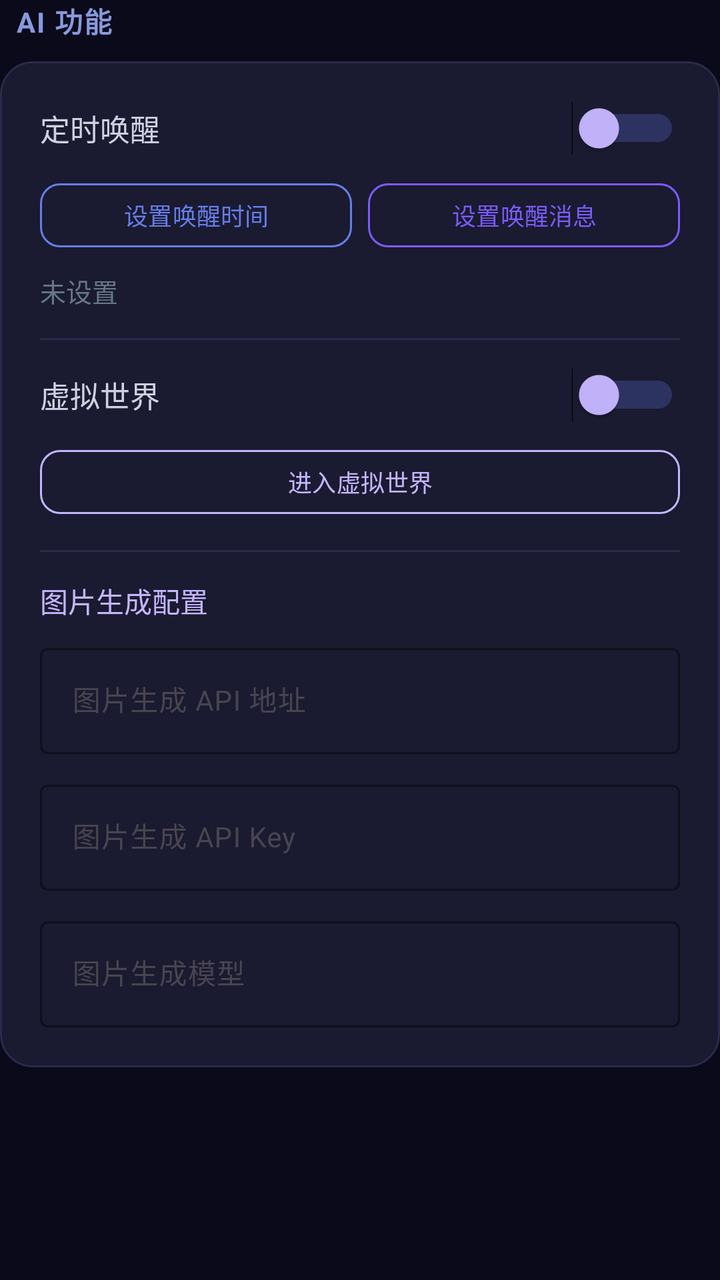
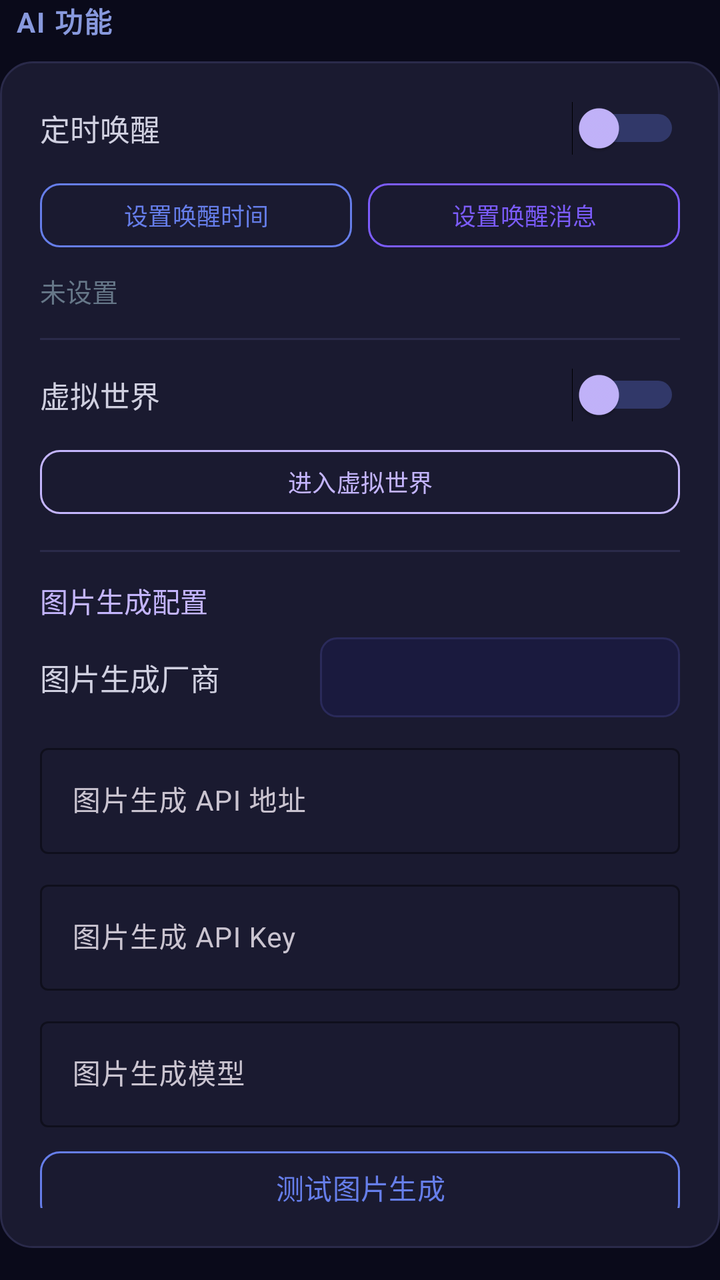

Two renders of the same Android screen: before a commit and after it. Below are the layout's source before the change and the commit's diff.
<!-- AndroidManifest.xml: application theme Theme.Companion -->
<!-- res/layout/item_settings_ai_features.xml -->
<?xml version="1.0" encoding="utf-8"?>
<LinearLayout xmlns:android="http://schemas.android.com/apk/res/android"
    xmlns:app="http://schemas.android.com/apk/res-auto"
    android:layout_width="match_parent"
    android:layout_height="wrap_content"
    android:orientation="vertical">

    <TextView
        android:layout_width="match_parent"
        android:layout_height="wrap_content"
        android:text="  AI 功能"
        android:textSize="14sp"
        android:textStyle="bold"
        android:textColor="#8899dd"
        android:letterSpacing="0.05"
        android:layout_marginBottom="10dp" />

    <FrameLayout
        android:layout_width="match_parent"
        android:layout_height="wrap_content"
        android:layout_marginBottom="16dp"
        android:background="@drawable/bg_settings_card">

        <LinearLayout
            android:layout_width="match_parent"
            android:layout_height="wrap_content"
            android:orientation="vertical"
            android:padding="20dp">

            <LinearLayout
                android:layout_width="match_parent"
                android:layout_height="wrap_content"
                android:orientation="horizontal"
                android:gravity="center_vertical"
                android:layout_marginBottom="10dp">

                <TextView
                    android:layout_width="0dp"
                    android:layout_height="wrap_content"
                    android:layout_weight="1"
                    android:text="定时唤醒"
                    android:textSize="15sp"
                    android:textColor="#d0d0e0" />

                <Switch
                    android:id="@+id/switch_wake_enabled"
                    android:layout_width="wrap_content"
                    android:layout_height="wrap_content"
                    android:trackTint="#667eea"
                    android:thumbTint="#c4b5fd" />
            </LinearLayout>

            <LinearLayout
                android:layout_width="match_parent"
                android:layout_height="wrap_content"
                android:orientation="horizontal"
                android:layout_marginBottom="8dp">

                <com.google.android.material.button.MaterialButton
                    android:id="@+id/btn_set_wake_time"
                    style="@style/Widget.Material3.Button.OutlinedButton"
                    android:layout_width="0dp"
                    android:layout_height="40dp"
                    android:layout_weight="1"
                    android:text="设置唤醒时间"
                    android:textSize="12sp"
                    android:textColor="#667eea"
                    app:strokeColor="#667eea"
                    app:cornerRadius="10dp"
                    android:layout_marginEnd="4dp" />

                <com.google.android.material.button.MaterialButton
                    android:id="@+id/btn_set_wake_message"
                    style="@style/Widget.Material3.Button.OutlinedButton"
                    android:layout_width="0dp"
                    android:layout_height="40dp"
                    android:layout_weight="1"
                    android:text="设置唤醒消息"
                    android:textSize="12sp"
                    android:textColor="#7c5cfc"
                    app:strokeColor="#7c5cfc"
                    app:cornerRadius="10dp"
                    android:layout_marginStart="4dp" />
            </LinearLayout>

            <TextView
                android:id="@+id/tv_wake_info"
                android:layout_width="match_parent"
                android:layout_height="wrap_content"
                android:text="未设置"
                android:textSize="13sp"
                android:textColor="#667788"
                android:layout_marginBottom="14dp" />

            <View
                android:layout_width="match_parent"
                android:layout_height="1dp"
                android:background="#2a2a4a"
                android:layout_marginBottom="14dp" />

            <LinearLayout
                android:layout_width="match_parent"
                android:layout_height="wrap_content"
                android:orientation="horizontal"
                android:gravity="center_vertical"
                android:layout_marginBottom="10dp">

                <TextView
                    android:layout_width="0dp"
                    android:layout_height="wrap_content"
                    android:layout_weight="1"
                    android:text="虚拟世界"
                    android:textSize="15sp"
                    android:textColor="#d0d0e0" />

                <Switch
                    android:id="@+id/switch_virtual_world"
                    android:layout_width="wrap_content"
                    android:layout_height="wrap_content"
                    android:trackTint="#667eea"
                    android:thumbTint="#c4b5fd" />
            </LinearLayout>

            <com.google.android.material.button.MaterialButton
                android:id="@+id/btn_virtual_world"
                style="@style/Widget.Material3.Button.OutlinedButton"
                android:layout_width="match_parent"
                android:layout_height="40dp"
                android:text="进入虚拟世界"
                android:textSize="12sp"
                android:textColor="#c4b5fd"
                app:strokeColor="#c4b5fd"
                app:cornerRadius="10dp"
                android:layout_marginBottom="14dp" />

            <View
                android:layout_width="match_parent"
                android:layout_height="1dp"
                android:background="#2a2a4a"
                android:layout_marginBottom="14dp" />

            <TextView
                android:layout_width="match_parent"
                android:layout_height="wrap_content"
                android:text="图片生成配置"
                android:textSize="14sp"
                android:textColor="#c4b5fd"
                android:layout_marginBottom="8dp" />

            <com.google.android.material.textfield.TextInputLayout
                android:layout_width="match_parent"
                android:layout_height="wrap_content"
                android:hint="图片生成 API 地址"
                app:boxBackgroundColor="@android:color/transparent"
                app:boxStrokeColor="#667eea"
                app:hintTextColor="#667eea"
                android:layout_marginBottom="10dp">

                <com.google.android.material.textfield.TextInputEditText
                    android:id="@+id/et_image_api_url"
                    android:layout_width="match_parent"
                    android:layout_height="wrap_content"
                    android:textSize="14sp"
                    android:textColor="#d0d0e0"
                    android:textColorHint="#667788" />
            </com.google.android.material.textfield.TextInputLayout>

            <com.google.android.material.textfield.TextInputLayout
                android:layout_width="match_parent"
                android:layout_height="wrap_content"
                android:hint="图片生成 API Key"
                app:boxBackgroundColor="@android:color/transparent"
                app:boxStrokeColor="#667eea"
                app:hintTextColor="#667eea"
                android:layout_marginBottom="10dp">

                <com.google.android.material.textfield.TextInputEditText
                    android:id="@+id/et_image_api_key"
                    android:layout_width="match_parent"
                    android:layout_height="wrap_content"
                    android:textSize="14sp"
                    android:textColor="#d0d0e0"
                    android:textColorHint="#667788"
                    android:inputType="textPassword" />
            </com.google.android.material.textfield.TextInputLayout>

            <com.google.android.material.textfield.TextInputLayout
                android:layout_width="match_parent"
                android:layout_height="wrap_content"
                android:hint="图片生成模型"
                app:boxBackgroundColor="@android:color/transparent"
                app:boxStrokeColor="#667eea"
                app:hintTextColor="#667eea">

                <com.google.android.material.textfield.TextInputEditText
                    android:id="@+id/et_image_model"
                    android:layout_width="match_parent"
                    android:layout_height="wrap_content"
                    android:textSize="14sp"
                    android:textColor="#d0d0e0"
                    android:textColorHint="#667788" />
            </com.google.android.material.textfield.TextInputLayout>
        </LinearLayout>
    </FrameLayout>

</LinearLayout>
<!-- resources referenced by this layout -->
<resources>
  <style name="Theme.Companion" parent="Theme.Material3.DayNight.NoActionBar">
          <item name="colorPrimary">@color/accent_blue</item>
          <item name="colorPrimaryVariant">@color/purple_700</item>
          <item name="colorOnPrimary">@color/white</item>
          <item name="colorSecondary">@color/accent_cyan</item>
          <item name="colorSecondaryVariant">@color/teal_700</item>
          <item name="colorSurface">@color/surface_dark</item>
          <item name="colorOnSurface">@color/text_primary</item>
          <item name="android:statusBarColor">@color/bg_start</item>
          <item name="android:navigationBarColor">@color/bg_start</item>
          <item name="android:windowBackground">@color/bg_start</item>
  
          <item name="android:activityOpenEnterAnimation">@anim/slide_in_right</item>
          <item name="android:activityOpenExitAnimation">@anim/fade_out</item>
          <item name="android:activityCloseEnterAnimation">@anim/fade_in</item>
          <item name="android:activityCloseExitAnimation">@anim/slide_out_left</item>
  
          <item name="android:windowEnterTransition">@android:transition/fade</item>
          <item name="android:windowExitTransition">@android:transition/fade</item>
  
          <item name="android:colorEdgeEffect">@color/accent_purple</item>
      </style>
  <color name="accent_blue">#667eea</color>
  <color name="white">#FFFFFFFF</color>
  <color name="accent_cyan">#64ffda</color>
  <color name="teal_700">#FF018786</color>
  <color name="surface_dark">#14142a</color>
  <color name="text_primary">#ececf4</color>
  <color name="bg_start">#0a0a1a</color>
  <!-- unchanged entries left out for length: 3 -->
</resources>

<!-- the commit's change to res/layout/item_settings_ai_features.xml (unified diff, before → after) -->
@@ -147,6 +147,30 @@
                 android:textColor="#c4b5fd"
                 android:layout_marginBottom="8dp" />
 
+            <LinearLayout
+                android:layout_width="match_parent"
+                android:layout_height="wrap_content"
+                android:orientation="horizontal"
+                android:gravity="center_vertical"
+                android:layout_marginBottom="10dp">
+
+                <TextView
+                    android:layout_width="0dp"
+                    android:layout_height="wrap_content"
+                    android:layout_weight="1"
+                    android:text="图片生成厂商"
+                    android:textSize="15sp"
+                    android:textColor="#d0d0e0" />
+
+                <Spinner
+                    android:id="@+id/spinner_image_gen_provider"
+                    android:layout_width="180dp"
+                    android:layout_height="40dp"
+                    android:background="@drawable/bg_spinner"
+                    android:popupBackground="#1a1a3e"
+                    android:textColor="#d0d0e0" />
+            </LinearLayout>
+
             <com.google.android.material.textfield.TextInputLayout
                 android:layout_width="match_parent"
                 android:layout_height="wrap_content"
@@ -185,6 +209,43 @@
             </com.google.android.material.textfield.TextInputLayout>
 
             <com.google.android.material.textfield.TextInputLayout
+                android:id="@+id/layout_image_api_secret_key"
+                android:layout_width="match_parent"
+                android:layout_height="wrap_content"
+                android:layout_marginTop="8dp"
+                android:hint="Secret Key (仅AK/SK认证需要)"
+                android:visibility="gone"
+                app:endIconMode="password_toggle"
+                app:boxBackgroundColor="@android:color/transparent"
+                app:boxStrokeColor="#667eea"
+                app:hintTextColor="#667eea"
+                app:boxCornerRadiusTopStart="10dp"
+                app:boxCornerRadiusTopEnd="10dp"
+                app:boxCornerRadiusBottomStart="10dp"
+                app:boxCornerRadiusBottomEnd="10dp"
+                android:layout_marginBottom="10dp">
+
+                <com.google.android.material.textfield.TextInputEditText
+                    android:id="@+id/et_image_api_secret_key"
+                    android:layout_width="match_parent"
+                    android:layout_height="wrap_content"
+                    android:inputType="textPassword"
+                    android:textSize="13sp"
+                    android:textColor="#d0d0e0"
+                    android:textColorHint="#667788" />
+            </com.google.android.material.textfield.TextInputLayout>
+
+            <TextView
+                android:id="@+id/tv_image_key_hint"
+                android:layout_width="match_parent"
+                android:layout_height="wrap_content"
+                android:layout_marginTop="4dp"
+                android:text="提示: 百炼推荐使用API-KEY(sk-开头)，仅一个Key即可。AccessKey+SecretKey为旧版认证方式。"
+                android:textColor="#999999"
+                android:textSize="11sp"
+                android:visibility="gone" />
+
+            <com.google.android.material.textfield.TextInputLayout
                 android:layout_width="match_parent"
                 android:layout_height="wrap_content"
                 android:hint="图片生成模型"
@@ -200,6 +261,36 @@
                     android:textColor="#d0d0e0"
                     android:textColorHint="#667788" />
             </com.google.android.material.textfield.TextInputLayout>
+
+            <com.google.android.material.button.MaterialButton
+                android:id="@+id/btn_test_image_gen"
+                style="@style/Widget.Material3.Button.OutlinedButton"
+                android:layout_width="match_parent"
+                android:layout_height="44dp"
+                android:layout_marginTop="8dp"
+                android:text="测试图片生成"
+                android:textColor="#667eea"
+                app:cornerRadius="10dp"
+                app:strokeColor="#667eea" />
+
+            <ImageView
+                android:id="@+id/iv_image_gen_preview"
+                android:layout_width="200dp"
+                android:layout_height="200dp"
+                android:layout_gravity="center_horizontal"
+                android:layout_marginTop="8dp"
+                android:scaleType="centerCrop"
+                android:visibility="gone"
+                android:contentDescription="生成的图片预览" />
+
+            <TextView
+                android:id="@+id/tv_image_gen_test_result"
+                android:layout_width="match_parent"
+                android:layout_height="wrap_content"
+                android:layout_marginTop="4dp"
+                android:textColor="#4CAF50"
+                android:textSize="12sp"
+                android:visibility="gone" />
         </LinearLayout>
     </FrameLayout>
 
<!-- resource entries referenced after the edit -->
@@ -1,6 +1,16 @@
 <!-- resources referenced by this layout -->
 <resources>
-  <style name="Theme.Companion" parent="Theme.Material3.DayNight.NoActionBar">
+  <!-- drawable bg_spinner (drawable) -->
+  <?xml version="1.0" encoding="utf-8"?>
+  <shape xmlns:android="http://schemas.android.com/apk/res/android"
+      android:shape="rectangle">
+      <solid android:color="#1a1a3e" />
+      <corners android:radius="8dp" />
+      <stroke
+          android:width="1dp"
+          android:color="#2a2a5a" />
+  </shape>
+  <style name="Theme.Companion" parent="Theme.Material3.Dark.NoActionBar">
           <item name="colorPrimary">@color/accent_blue</item>
           <item name="colorPrimaryVariant">@color/purple_700</item>
           <item name="colorOnPrimary">@color/white</item>
@@ -21,6 +31,11 @@
           <item name="android:windowExitTransition">@android:transition/fade</item>
   
           <item name="android:colorEdgeEffect">@color/accent_purple</item>
+  
+          <item name="alertDialogTheme">@style/ThemeOverlay.Companion.AlertDialog</item>
+          <item name="android:alertDialogTheme">@style/ThemeOverlay.Companion.AlertDialog.Legacy</item>
+          <item name="android:datePickerDialogTheme">@style/ThemeOverlay.Companion.DatePicker</item>
+          <item name="android:timePickerDialogTheme">@style/ThemeOverlay.Companion.TimePicker</item>
       </style>
   <color name="accent_blue">#667eea</color>
   <color name="white">#FFFFFFFF</color>
@@ -29,6 +44,32 @@
   <color name="surface_dark">#14142a</color>
   <color name="text_primary">#ececf4</color>
   <color name="bg_start">#0a0a1a</color>
+  <style name="ThemeOverlay.Companion.AlertDialog" parent="ThemeOverlay.Material3.MaterialAlertDialog">
+          <item name="colorSurface">@color/surface_card</item>
+          <item name="colorOnSurface">@color/text_primary</item>
+          <item name="android:textColorPrimary">@color/text_primary</item>
+          <item name="android:textColorSecondary">@color/text_secondary</item>
+      </style>
+  <style name="ThemeOverlay.Companion.AlertDialog.Legacy" parent="android:Theme.DeviceDefault.Dialog.Alert">
+          <item name="android:textColorPrimary">@color/text_primary</item>
+          <item name="android:textColorSecondary">@color/text_secondary</item>
+          <item name="android:background">@color/surface_card</item>
+          <item name="android:windowBackground">@color/surface_card</item>
+          <item name="android:colorBackground">@color/surface_card</item>
+      </style>
+  <style name="ThemeOverlay.Companion.DatePicker" parent="ThemeOverlay.Material3.Dialog">
+          <item name="colorSurface">@color/surface_card</item>
+          <item name="colorOnSurface">@color/text_primary</item>
+          <item name="android:textColorPrimary">@color/text_primary</item>
+          <item name="android:textColorSecondary">@color/text_secondary</item>
+          <item name="android:windowBackground">@color/surface_card</item>
+      </style>
+  <style name="ThemeOverlay.Companion.TimePicker" parent="ThemeOverlay.Material3.Dialog">
+          <item name="colorSurface">@color/surface_card</item>
+          <item name="colorOnSurface">@color/text_primary</item>
+      </style>
+  <color name="surface_card">#1a1a38</color>
+  <color name="text_secondary">#99aabb</color>
   <!-- unchanged entries left out for length: 3 -->
 </resources>
 
